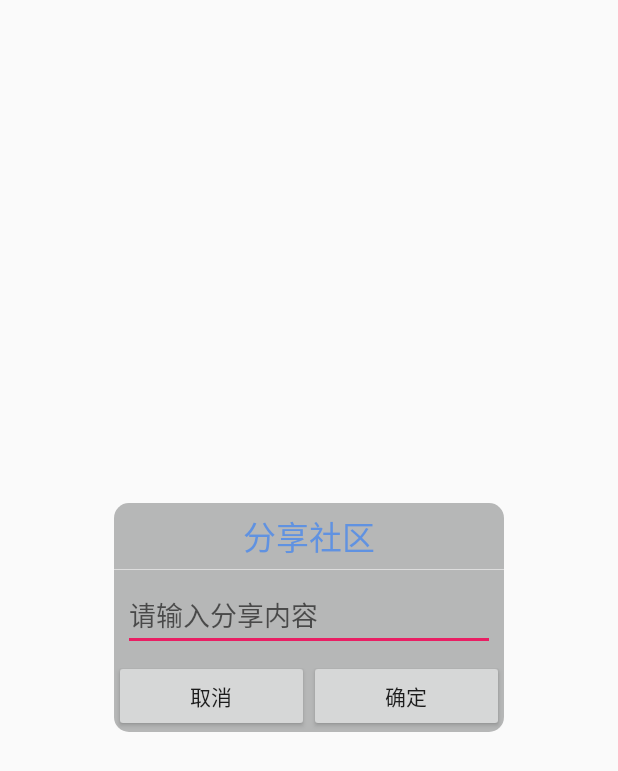
After one commit to 1004145468/FaceAuth, an Android app: the layout dialog_communication.xml on its own in the app's theme, with its tools: preview values and no code run, on a phone screen of 412 x 824 dp. The commit adds this screen. Shown: the top 771 px of the screen. Run offline under Robolectric (Android 15) with nearby library versions, the phone set to English and light mode, and no system bars.

Commit message:
趣图界面装饰品智能大小缩放，完成社区分享功能

```diff
--- a/FaceAuth/app/src/main/java/com/xtu/faceauth/FunctionActivity.java
+++ b/FaceAuth/app/src/main/java/com/xtu/faceauth/FunctionActivity.java
@@ -138,4 +138,9 @@ public class FunctionActivity extends AppCompatActivity implements View.OnClickL
                 .setNegativeButton("算了",null)
                 .show();
     }
+
+    @Override
+    protected void onDestroy() {
+        super.onDestroy();
+    }
 }
--- a/FaceAuth/app/src/main/java/com/xtu/faceauth/bean/Works.java
+++ b/FaceAuth/app/src/main/java/com/xtu/faceauth/bean/Works.java
@@ -11,8 +11,11 @@ public class Works extends BmobObject{
 
     private String worksPath ; //分享作品的网络存储地址
 
-    public Works(String content, String worksPath) {
+    private String userName;
+
+    public Works(String userName ,String content, String worksPath) {
         Content = content;
         this.worksPath = worksPath;
+        this.userName = userName;
     }
 }
--- a/FaceAuth/app/src/main/res/drawable/funcpic_dialogbackground.xml
+++ b/FaceAuth/app/src/main/res/drawable/funcpic_dialogbackground.xml
@@ -1,7 +1,7 @@
 <?xml version="1.0" encoding="utf-8"?>
 <shape xmlns:android="http://schemas.android.com/apk/res/android"
     android:shape="rectangle">
-    <solid android:color="#f8fafa"/>
+    <solid android:color="#b6b7b7"/>
 
     <corners android:radius="10dp"/>
 </shape>
--- a/FaceAuth/app/src/main/res/layout/activity_function.xml
+++ b/FaceAuth/app/src/main/res/layout/activity_function.xml
@@ -2,7 +2,6 @@
     xmlns:android="http://schemas.android.com/apk/res/android"
     android:layout_width="match_parent"
     android:layout_height="match_parent"
-    android:background="@mipmap/function_bg"
     android:orientation="vertical"
     >
 
--- /dev/null
+++ b/FaceAuth/app/src/main/res/layout/dialog_communication.xml
@@ -0,0 +1,62 @@
+<?xml version="1.0" encoding="utf-8"?>
+<RelativeLayout xmlns:android="http://schemas.android.com/apk/res/android"
+    android:layout_width="match_parent"
+    android:layout_height="match_parent"
+    >
+
+    <LinearLayout
+        android:layout_width="260dp"
+        android:layout_height="wrap_content"
+        android:layout_centerInParent="true"
+        android:background="@drawable/funcpic_dialogbackground"
+        android:orientation="vertical">
+
+        <TextView
+            android:layout_width="match_parent"
+            android:layout_height="wrap_content"
+            android:gravity="center_horizontal"
+            android:padding="5dp"
+            android:text="@string/funcpic_dialogtitle"
+            android:textColor="#6092e1"
+            android:textSize="22sp" />
+
+        <View
+            android:layout_width="match_parent"
+            android:layout_height="0.8dp"
+            android:background="#ddd"/>
+
+        <EditText
+            android:id="@+id/id_share2content"
+            android:layout_width="match_parent"
+            android:layout_height="wrap_content"
+            android:layout_margin="6dp"
+            android:textSize="18sp"
+            android:hint="@string/funcpic_dialoghint"
+            android:maxLines="3"
+            />
+
+        <LinearLayout
+            android:layout_width="match_parent"
+            android:layout_height="wrap_content"
+            android:orientation="horizontal">
+
+            <Button
+                android:layout_width="0dp"
+                android:layout_height="wrap_content"
+                android:layout_weight="1"
+                android:text="@string/funcpic_dialogcancel"
+                android:onClick="canelShare"
+                />
+
+            <Button
+                android:layout_width="0dp"
+                android:layout_height="wrap_content"
+                android:layout_weight="1"
+                android:text="@string/funcpic_dialogok"
+                android:onClick="okShare"
+                />
+        </LinearLayout>
+
+    </LinearLayout>
+
+</RelativeLayout>
--- a/FaceAuth/app/src/main/res/values/strings.xml
+++ b/FaceAuth/app/src/main/res/values/strings.xml
@@ -64,4 +64,9 @@
     <string name="funcpic_camera">手机拍照</string>
     <string name="funcpic_skin">装饰</string>
 
+    <string name="funcpic_dialogtitle">分享社区</string>
+    <string name="funcpic_dialogcancel">取消</string>
+    <string name="funcpic_dialogok">确定</string>
+    <string name="funcpic_dialoghint">请输入分享内容</string>
+
 </resources>
--- a/FaceAuth/app/src/main/res/values/styles.xml
+++ b/FaceAuth/app/src/main/res/values/styles.xml
@@ -17,6 +17,12 @@
     <style name="dialog_theme">
         <item name="android:windowBackground">@android:color/transparent</item>
         <item name="android:windowNoTitle">true</item>
+    </style>
+
+    <style name="translucent_theme" parent="AppTheme.NoActionBar">
+        <item name="android:windowBackground">@android:color/transparent</item>
+        <item name="android:windowIsTranslucent">true</item>
+        <item name="android:windowAnimationStyle">@android:style/Animation.Translucent</item>
     </style>
 
     <style name="function_icon_style">
```
Also changed, not shown: FaceAuth/app/src/main/AndroidManifest.xml (+7 -5 lines), FaceAuth/app/src/main/java/com/xtu/faceauth/ShareActivity.java (added, +71 -0 lines), FaceAuth/app/src/main/java/com/xtu/faceauth/fragment/FuncpicFragment.java (+35 -8 lines), FaceAuth/app/src/main/java/com/xtu/faceauth/utils/FaceUtils.java (+30 -6 lines), FaceAuth/app/src/main/res/drawable/nothing.9.png (added).
